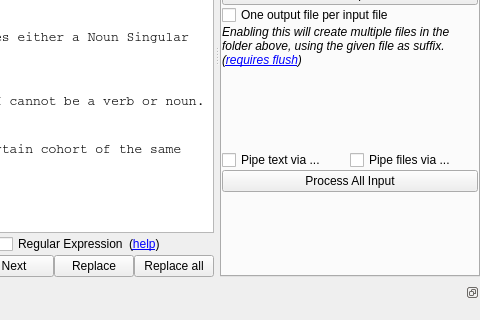
GrammarSoft/cg3ide, file src/GrammarEditor.ui: the form before one commit; both pictures show x 620 to 1100 and y 215 to 535 of the 1100 by 727 pixel window.
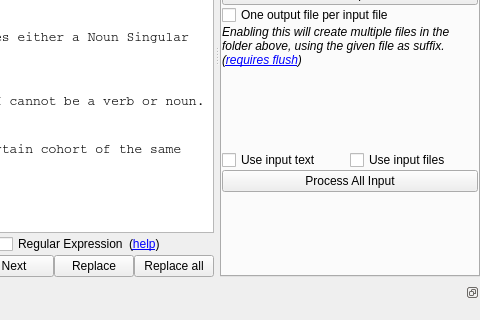
The form after the commit. The open tabs and pages were chosen to show the change.

Commit message: Clearer descriptions

What changed in the file:
```diff
--- a/src/GrammarEditor.ui
+++ b/src/GrammarEditor.ui
@@ -513,14 +513,14 @@
         <item>
          <widget class="QCheckBox" name="optPipeText">
           <property name="text">
-           <string>Pipe text via ...</string>
+           <string>Use input text</string>
           </property>
          </widget>
         </item>
         <item>
          <widget class="QCheckBox" name="optPipeFiles">
           <property name="text">
-           <string>Pipe files via ...</string>
+           <string>Use input files</string>
           </property>
          </widget>
         </item>
```
